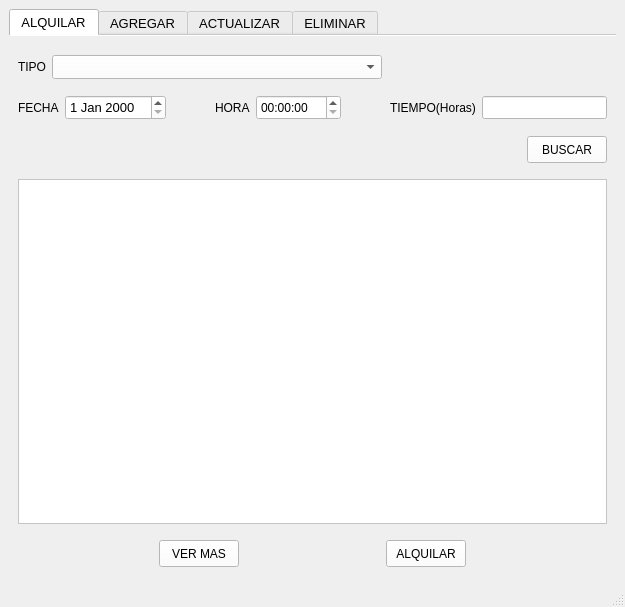
Qt form mainwindow.ui (joisRomero/SistemaDeEventos) before a commit.
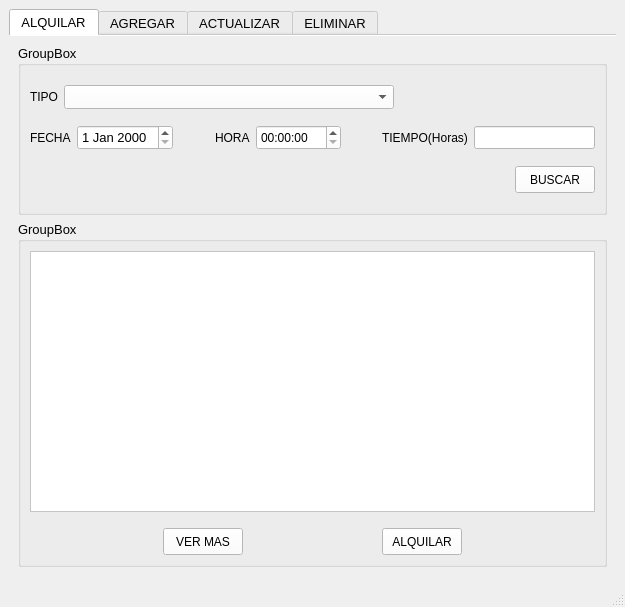
The same form after that commit.

Diff of the .ui file:
```diff
--- a/mainwindow.ui
+++ b/mainwindow.ui
@@ -512,6 +512,12 @@
        </attribute>
        <layout class="QVBoxLayout" name="verticalLayout_2">
         <item>
+         <widget class="QGroupBox" name="groupBox_2">
+          <property name="title">
+           <string>GroupBox</string>
+          </property>
+          <layout class="QVBoxLayout" name="verticalLayout_9">
+           <item>
          <layout class="QHBoxLayout" name="horizontalLayout_4">
           <property name="topMargin">
            <number>10</number>
@@ -713,11 +719,35 @@
           </item>
          </layout>
         </item>
+          </layout>
+         </widget>
+        </item>
+        <item>
+         <widget class="QGroupBox" name="groupBox">
+          <property name="title">
+           <string>GroupBox</string>
+          </property>
+          <layout class="QVBoxLayout" name="verticalLayout_8">
         <item>
          <widget class="QTableWidget" name="tablaAlquilar">
           <property name="enabled">
            <bool>true</bool>
           </property>
+             <property name="minimumSize">
+              <size>
+               <width>0</width>
+               <height>0</height>
+              </size>
+             </property>
+             <property name="alternatingRowColors">
+              <bool>false</bool>
+             </property>
+             <property name="selectionBehavior">
+              <enum>QAbstractItemView::SelectItems</enum>
+             </property>
+             <property name="sortingEnabled">
+              <bool>false</bool>
+             </property>
          </widget>
         </item>
         <item>
@@ -805,6 +835,9 @@
            </spacer>
           </item>
          </layout>
+           </item>
+          </layout>
+         </widget>
         </item>
        </layout>
       </widget>
```
Lines whose indentation alone changed are shown as unchanged.
